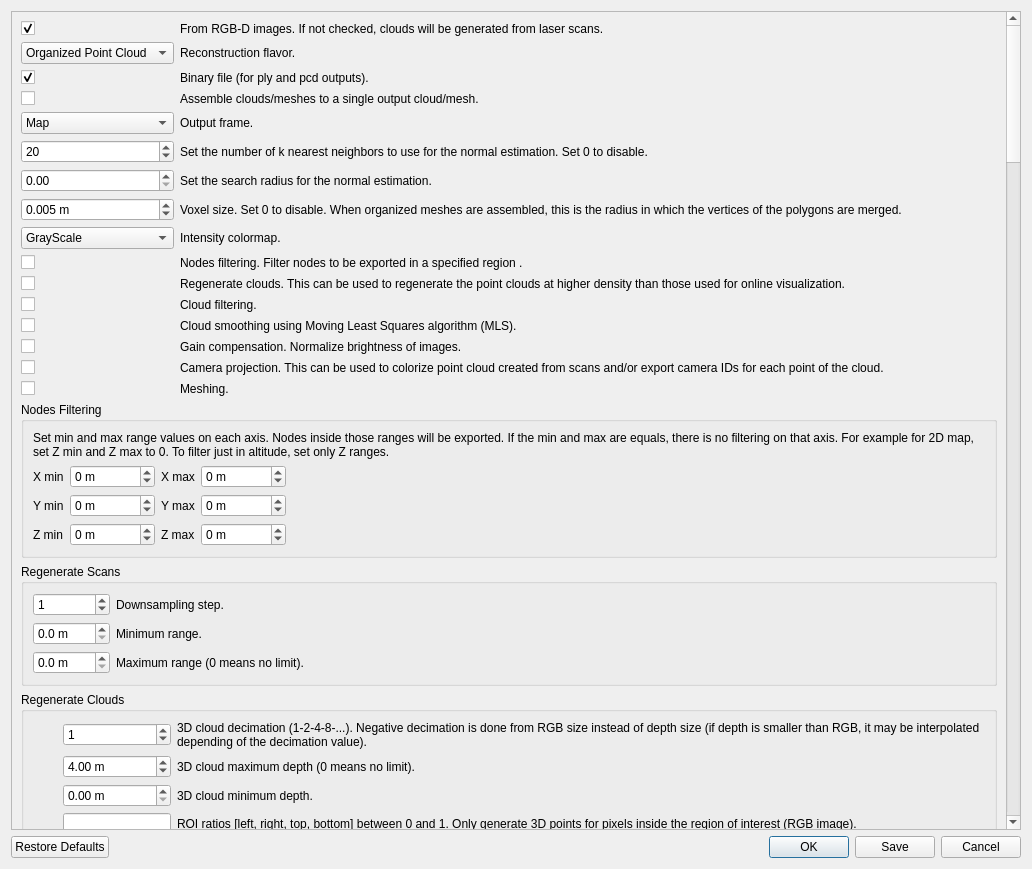
The window that guilib/src/ui/exportCloudsDialog.ui (introlab/rtabmap) describes before a commit, drawn with Qt 5.
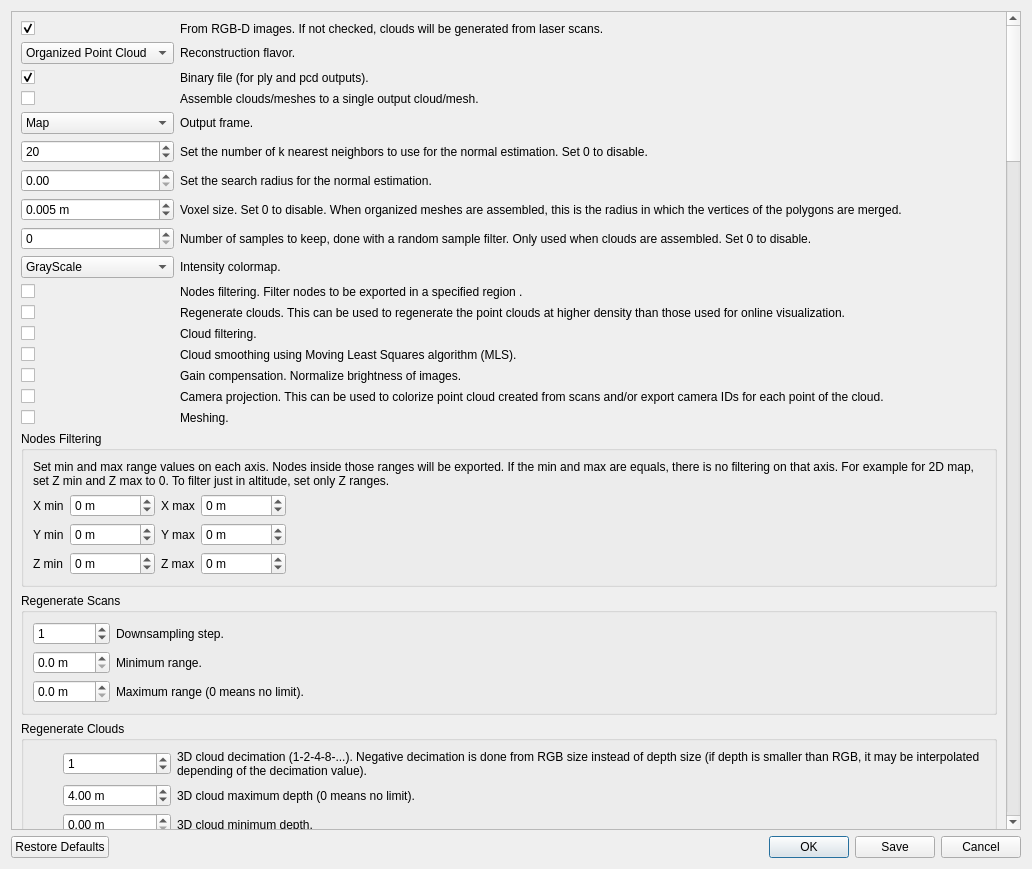
The same window after the commit.

Commit message: Export: added random sample filter, added proportional radius filter, refactored when normals are computed (now after the clouds are assembled and voxelized), moved ceiling and floor filtering inside assembling loop.

What changed in the file:
```diff
--- a/guilib/src/ui/exportCloudsDialog.ui
+++ b/guilib/src/ui/exportCloudsDialog.ui
@@ -23,83 +23,25 @@
       <property name="geometry">
        <rect>
         <x>0</x>
-        <y>-3537</y>
+        <y>0</y>
         <width>998</width>
-        <height>5673</height>
+        <height>5713</height>
        </rect>
       </property>
       <layout class="QVBoxLayout" name="verticalLayout_13">
        <item>
         <layout class="QGridLayout" name="gridLayout_8" columnstretch="0,1">
-         <item row="1" column="0">
-          <widget class="QComboBox" name="comboBox_pipeline">
-           <item>
-            <property name="text">
-             <string>Organized Point Cloud</string>
-            </property>
-           </item>
-           <item>
-            <property name="text">
-             <string>Dense Point Cloud</string>
-            </property>
-           </item>
-          </widget>
-         </item>
-         <item row="1" column="1">
-          <widget class="QLabel" name="label_12">
+         <item row="17" column="0">
+          <widget class="QCheckBox" name="checkBox_meshing">
            <property name="text">
-            <string>Reconstruction flavor.</string>
-           </property>
-          </widget>
-         </item>
-         <item row="11" column="0">
-          <widget class="QCheckBox" name="checkBox_regenerate">
-           <property name="text">
             <string/>
            </property>
           </widget>
          </item>
-         <item row="12" column="0">
-          <widget class="QCheckBox" name="checkBox_filtering">
+         <item row="17" column="1">
+          <widget class="QLabel" name="label_binaryFile_12">
            <property name="text">
-            <string/>
-           </property>
-          </widget>
-         </item>
-         <item row="11" column="1">
-          <widget class="QLabel" name="label_regenerate">
-           <property name="text">
-            <string>Regenerate clouds. This can be used to regenerate the point clouds at higher density than those used for online visualization.</string>
-           </property>
-           <property name="wordWrap">
-            <bool>true</bool>
-           </property>
-          </widget>
-         </item>
-         <item row="8" column="1">
-          <widget class="QLabel" name="label_voxel">
-           <property name="text">
-            <string>Voxel size. Set 0 to disable. When organized meshes are assembled, this is the radius in which the vertices of the polygons are merged.</string>
-           </property>
-           <property name="wordWrap">
-            <bool>true</bool>
-           </property>
-          </widget>
-         </item>
-         <item row="4" column="1">
-          <widget class="QLabel" name="label_binaryFile_2">
-           <property name="text">
-            <string>Assemble clouds/meshes to a single output cloud/mesh.</string>
-           </property>
-           <property name="wordWrap">
-            <bool>true</bool>
-           </property>
-          </widget>
-         </item>
-         <item row="5" column="1">
-          <widget class="QLabel" name="label_frame">
-           <property name="text">
-            <string>Output frame.</string>
+            <string>Meshing.</string>
            </property>
            <property name="wordWrap">
             <bool>true</bool>
@@ -116,17 +58,37 @@
            </property>
           </widget>
          </item>
-         <item row="13" column="0">
+         <item row="5" column="1">
+          <widget class="QLabel" name="label_frame">
+           <property name="text">
+            <string>Output frame.</string>
+           </property>
+           <property name="wordWrap">
+            <bool>true</bool>
+           </property>
+          </widget>
+         </item>
+         <item row="11" column="1">
+          <widget class="QLabel" name="label_binaryFile_10">
+           <property name="text">
+            <string>Nodes filtering. Filter nodes to be exported in a specified region .</string>
+           </property>
+           <property name="wordWrap">
+            <bool>true</bool>
+           </property>
+          </widget>
+         </item>
+         <item row="14" column="0">
           <widget class="QCheckBox" name="checkBox_smoothing">
            <property name="text">
             <string/>
            </property>
           </widget>
          </item>
-         <item row="12" column="1">
-          <widget class="QLabel" name="label_binaryFile_9">
+         <item row="14" column="1">
+          <widget class="QLabel" name="label_smoothing">
            <property name="text">
-            <string>Cloud filtering.</string>
+            <string>Cloud smoothing using Moving Least Squares algorithm (MLS).</string>
            </property>
            <property name="wordWrap">
             <bool>true</bool>
@@ -143,37 +105,25 @@
            </property>
           </widget>
          </item>
-         <item row="13" column="1">
-          <widget class="QLabel" name="label_smoothing">
+         <item row="16" column="0">
+          <widget class="QCheckBox" name="checkBox_cameraProjection">
            <property name="text">
-            <string>Cloud smoothing using Moving Least Squares algorithm (MLS).</string>
+            <string/>
+           </property>
+          </widget>
+         </item>
+         <item row="0" column="1">
+          <widget class="QLabel" name="label_binaryFile_11">
+           <property name="text">
+            <string>From RGB-D images. If not checked, clouds will be generated from laser scans.</string>
            </property>
            <property name="wordWrap">
             <bool>true</bool>
            </property>
           </widget>
          </item>
-         <item row="8" column="0">
-          <widget class="QDoubleSpinBox" name="doubleSpinBox_voxelSize_assembled">
-           <property name="suffix">
-            <string> m</string>
-           </property>
-           <property name="decimals">
-            <number>3</number>
-           </property>
-           <property name="maximum">
-            <double>1.000000000000000</double>
-           </property>
-           <property name="singleStep">
-            <double>0.010000000000000</double>
-           </property>
-           <property name="value">
-            <double>0.005000000000000</double>
-           </property>
-          </widget>
-         </item>
-         <item row="4" column="0">
-          <widget class="QCheckBox" name="checkBox_assemble">
+         <item row="11" column="0">
+          <widget class="QCheckBox" name="checkBox_nodes_filtering">
            <property name="text">
             <string/>
            </property>
@@ -189,6 +139,56 @@
            </property>
           </widget>
          </item>
+         <item row="12" column="0">
+          <widget class="QCheckBox" name="checkBox_regenerate">
+           <property name="text">
+            <string/>
+           </property>
+          </widget>
+         </item>
+         <item row="15" column="1">
+          <widget class="QLabel" name="label_gainCompensation">
+           <property name="text">
+            <string>Gain compensation. Normalize brightness of images.</string>
+           </property>
+           <property name="wordWrap">
+            <bool>true</bool>
+           </property>
+          </widget>
+         </item>
+         <item row="1" column="0">
+          <widget class="QComboBox" name="comboBox_pipeline">
+           <item>
+            <property name="text">
+             <string>Organized Point Cloud</string>
+            </property>
+           </item>
+           <item>
+            <property name="text">
+             <string>Dense Point Cloud</string>
+            </property>
+           </item>
+          </widget>
+         </item>
+         <item row="10" column="0">
+          <widget class="QComboBox" name="comboBox_intensityColormap">
+           <item>
+            <property name="text">
+             <string>GrayScale</string>
+            </property>
+           </item>
+           <item>
+            <property name="text">
+             <string>RedYellow</string>
+            </property>
+           </item>
+           <item>
+            <property name="text">
+             <string>Rainbow</string>
+            </property>
+           </item>
+          </widget>
+         </item>
          <item row="5" column="0">
           <widget class="QComboBox" name="comboBox_frame">
            <item>
@@ -213,26 +213,42 @@
            </item>
           </widget>
          </item>
-         <item row="3" column="0">
-          <widget class="QCheckBox" name="checkBox_binary">
+         <item row="4" column="0">
+          <widget class="QCheckBox" name="checkBox_assemble">
            <property name="text">
             <string/>
            </property>
-           <property name="checked">
-            <bool>true</bool>
-           </property>
           </widget>
          </item>
-         <item row="0" column="1">
-          <widget class="QLabel" name="label_binaryFile_11">
+         <item row="10" column="1">
+          <widget class="QLabel" name="label_intensityColormap">
            <property name="text">
-            <string>From RGB-D images. If not checked, clouds will be generated from laser scans.</string>
+            <string>Intensity colormap.</string>
            </property>
            <property name="wordWrap">
             <bool>true</bool>
            </property>
           </widget>
          </item>
+         <item row="8" column="0">
+          <widget class="QDoubleSpinBox" name="doubleSpinBox_voxelSize_assembled">
+           <property name="suffix">
+            <string> m</string>
+           </property>
+           <property name="decimals">
+            <number>3</number>
+           </property>
+           <property name="maximum">
+            <double>1.000000000000000</double>
+           </property>
+           <property name="singleStep">
+            <double>0.010000000000000</double>
+           </property>
+           <property name="value">
+            <double>0.005000000000000</double>
+           </property>
+          </widget>
+         </item>
          <item row="0" column="0">
           <widget class="QCheckBox" name="checkBox_fromDepth">
            <property name="text">
@@ -243,6 +259,84 @@
            </property>
           </widget>
          </item>
+         <item row="7" column="0">
+          <widget class="QDoubleSpinBox" name="doubleSpinBox_normalRadiusSearch">
+           <property name="singleStep">
+            <double>0.010000000000000</double>
+           </property>
+          </widget>
+         </item>
+         <item row="15" column="0">
+          <widget class="QCheckBox" name="checkBox_gainCompensation">
+           <property name="text">
+            <string/>
+           </property>
+          </widget>
+         </item>
+         <item row="12" column="1">
+          <widget class="QLabel" name="label_regenerate">
+           <property name="text">
+            <string>Regenerate clouds. This can be used to regenerate the point clouds at higher density than those used for online visualization.</string>
+           </property>
+           <property name="wordWrap">
+            <bool>true</bool>
+           </property>
+          </widget>
+         </item>
+         <item row="1" column="1">
+          <widget class="QLabel" name="label_12">
+           <property name="text">
+            <string>Reconstruction flavor.</string>
+           </property>
+          </widget>
+         </item>
+         <item row="13" column="0">
+          <widget class="QCheckBox" name="checkBox_filtering">
+           <property name="text">
+            <string/>
+           </property>
+          </widget>
+         </item>
+         <item row="4" column="1">
+          <widget class="QLabel" name="label_binaryFile_2">
+           <property name="text">
+            <string>Assemble clouds/meshes to a single output cloud/mesh.</string>
+           </property>
+           <property name="wordWrap">
+            <bool>true</bool>
+           </property>
+          </widget>
+         </item>
+         <item row="3" column="0">
+          <widget class="QCheckBox" name="checkBox_binary">
+           <property name="text">
+            <string/>
+           </property>
+           <property name="checked">
+            <bool>true</bool>
+           </property>
+          </widget>
+         </item>
+         <item row="8" column="1">
+          <widget class="QLabel" name="label_voxel">
+           <property name="text">
+            <string>Voxel size. Set 0 to disable. When organized meshes are assembled, this is the radius in which the vertices of the polygons are merged.</string>
+           </property>
+           <property name="wordWrap">
+            <bool>true</bool>
+           </property>
+          </widget>
+         </item>
+         <item row="13" column="1">
+          <widget class="QLabel" name="label_binaryFile_9">
+           <property name="text">
+            <string>Cloud filtering.</string>
+           </property>
+           <property name="wordWrap">
+            <bool>true</bool>
+           </property>
+          </widget>
+         </item>
          <item row="7" column="1">
           <widget class="QLabel" name="label_normal_2">
            <property name="text">
@@ -253,53 +347,7 @@
            </property>
           </widget>
          </item>
-         <item row="7" column="0">
-          <widget class="QDoubleSpinBox" name="doubleSpinBox_normalRadiusSearch">
-           <property name="singleStep">
-            <double>0.010000000000000</double>
-           </property>
-          </widget>
-         </item>
-         <item row="9" column="1">
-          <widget class="QLabel" name="label_intensityColormap">
-           <property name="text">
-            <string>Intensity colormap.</string>
-           </property>
-           <property name="wordWrap">
-            <bool>true</bool>
-           </property>
-          </widget>
-         </item>
-         <item row="9" column="0">
-          <widget class="QComboBox" name="comboBox_intensityColormap">
-           <item>
-            <property name="text">
-             <string>GrayScale</string>
-            </property>
-           </item>
-           <item>
-            <property name="text">
-             <string>RedYellow</string>
-            </property>
-           </item>
-           <item>
-            <property name="text">
-             <string>Rainbow</string>
-            </property>
-           </item>
-          </widget>
-         </item>
-         <item row="14" column="1">
-          <widget class="QLabel" name="label_gainCompensation">
-           <property name="text">
-            <string>Gain compensation. Normalize brightness of images.</string>
-           </property>
-           <property name="wordWrap">
-            <bool>true</bool>
-           </property>
-          </widget>
-         </item>
-         <item row="15" column="1">
+         <item row="16" column="1">
           <widget class="QLabel" name="label_cameraProjection">
            <property name="text">
             <string>Camera projection. This can be used to colorize point cloud created from scans and/or export camera IDs for each point of the cloud.</string>
@@ -309,51 +357,29 @@
            </property>
           </widget>
          </item>
-         <item row="14" column="0">
-          <widget class="QCheckBox" name="checkBox_gainCompensation">
+         <item row="9" column="1">
+          <widget class="QLabel" name="label_voxel_2">
            <property name="text">
-            <string/>
+            <string>Number of samples to keep, done with a random sample filter. Only used when clouds are assembled. Set 0 to disable.</string>
            </property>
-          </widget>
-         </item>
-         <item row="15" column="0">
-          <widget class="QCheckBox" name="checkBox_cameraProjection">
-           <property name="text">
-            <string/>
-           </property>
-          </widget>
-         </item>
-         <item row="16" column="1">
-          <widget class="QLabel" name="label_binaryFile_12">
-           <property name="text">
-            <string>Meshing.</string>
-           </property>
            <property name="wordWrap">
             <bool>true</bool>
            </property>
           </widget>
          </item>
-         <item row="16" column="0">
-          <widget class="QCheckBox" name="checkBox_meshing">
-           <property name="text">
-            <string/>
+         <item row="9" column="0">
+          <widget class="QSpinBox" name="spinBox_randomSamples_assembled">
+           <property name="minimum">
+            <number>0</number>
            </property>
-          </widget>
-         </item>
-         <item row="10" column="1">
-          <widget class="QLabel" name="label_binaryFile_10">
-           <property name="text">
-            <string>Nodes filtering. Filter nodes to be exported in a specified region .</string>
+           <property name="maximum">
+            <number>99999999</number>
            </property>
-           <property name="wordWrap">
-            <bool>true</bool>
+           <property name="singleStep">
+            <number>10000</number>
            </property>
-          </widget>
-         </item>
-         <item row="10" column="0">
-          <widget class="QCheckBox" name="checkBox_nodes_filtering">
-           <property name="text">
-            <string/>
+           <property name="value">
+            <number>0</number>
            </property>
           </widget>
          </item>
```
The commit also changes 7 other files.
